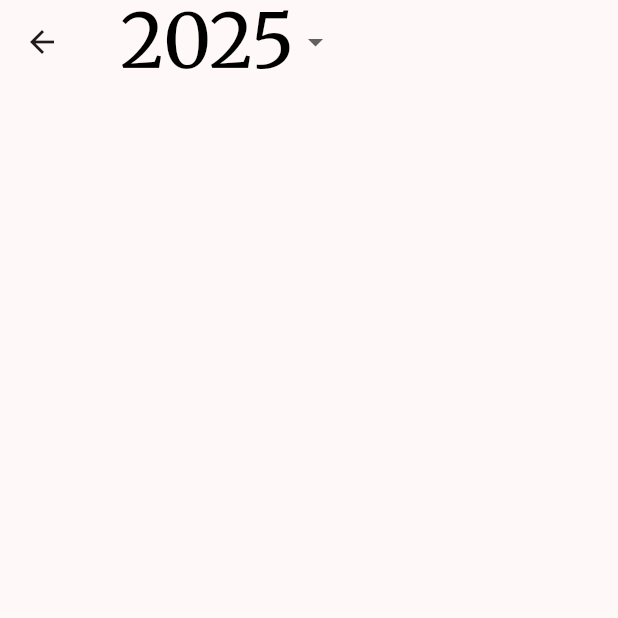
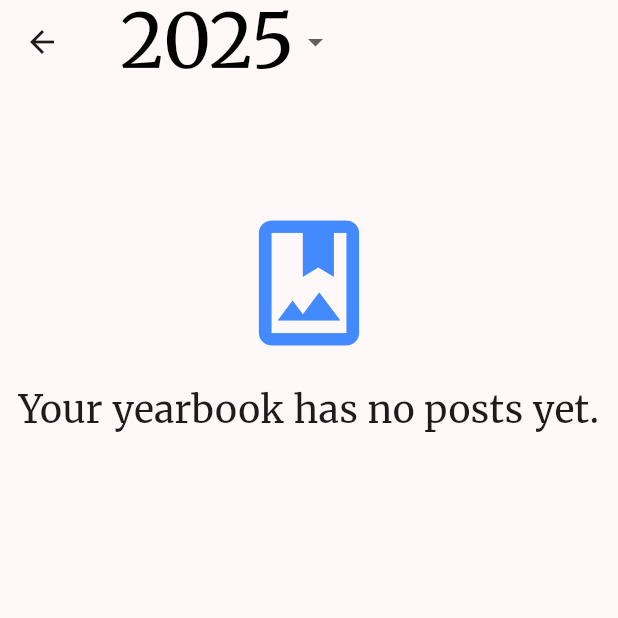
Before and after one commit to Derekshakk/Memories-Through-Lenses, a Flutter app: the YearbookScreen screen opened by its route, on a phone screen of 412 x 824 dp, the top half of it. Run offline on Flutter 3.47's test engine with Material 3 defaults, Android fonts, the phone set to English and light mode, and no system bars; our stand-ins replace camera, chewie, cloud_firestore, firebase_auth, firebase_core, firebase_database and 5 more; accounts and stored records are empty; generated files the repository leaves out were written again.

Commit message:
added message

```diff
--- a/memories_through_lenses/lib/screens/yearbook.dart
+++ b/memories_through_lenses/lib/screens/yearbook.dart
@@ -177,10 +177,26 @@ class _YearbookScreenState extends State<YearbookScreen> {
               });
             }),
       )),
-      body: Container(
+      body: posts.isEmpty
+          ? Column(
+              children: [
+                SizedBox(height: SizeConfig.blockSizeVertical! * 10),
+                Center(
+                    child: Icon(Icons.photo_album_outlined,
+                        size: 100, color: Colors.blueAccent)),
+                SizedBox(height: SizeConfig.blockSizeVertical! * 2),
+                Center(
+                  child: Text('Your yearbook has no posts yet.',
+                      textAlign: TextAlign.center,
+                      style: GoogleFonts.merriweather(fontSize: 25)),
+                ),
+              ],
+            )
+          : Container(
               child: Center(
                 child: GridView.builder(
-              gridDelegate: const SliverGridDelegateWithFixedCrossAxisCount(
+                    gridDelegate:
+                        const SliverGridDelegateWithFixedCrossAxisCount(
                             crossAxisCount: 2,
                             crossAxisSpacing: 5,
                             mainAxisSpacing: 5,
```
Lines whose indentation alone changed are shown as unchanged.
